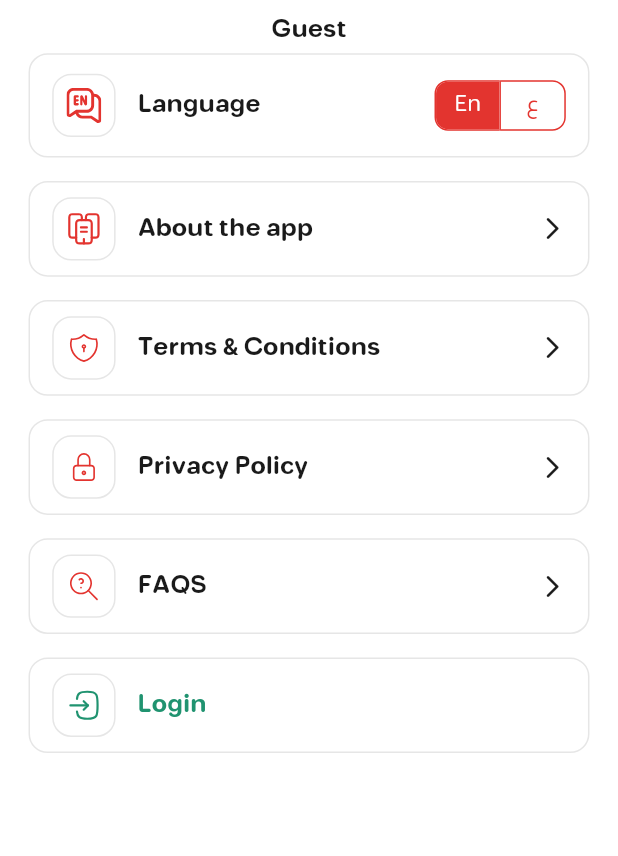
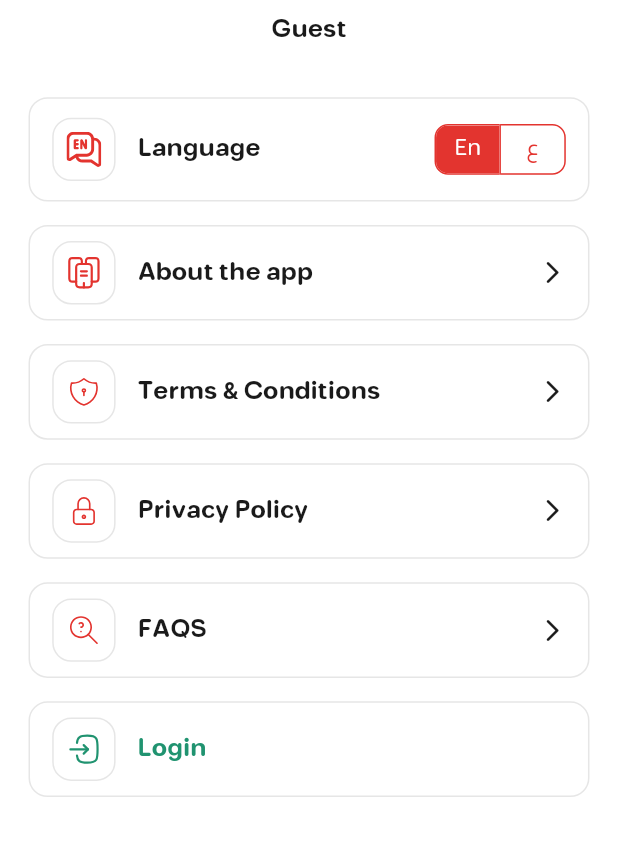
Before and after one commit to MohamedHassan1311/aloo_lahma_mobile_flutter_admin, a Flutter app: the More screen opened directly, on a phone screen of 412 x 824 dp, the part 149-1005 px from its top. Run offline on Flutter 3.47's test engine with Material 3 defaults, Android fonts, the phone set to English and light mode, and no system bars; drawn by our look-alikes of cached_network_image, flutter_animate, toastification; our stand-ins replace app_links, carousel_slider, connectivity_plus, dartz, device_info_plus, dio and 43 more; missing offline and left inert: app_settings, app_tracking_transparency, country_codes, country_flags, country_list_pick, country_state_city and 6 more; accounts and stored records are empty; network calls fail; project files that could hold a hidden picture were left out.

Commit message:
first push

```diff
--- a/assets/language/ar.json
+++ b/assets/language/ar.json
@@ -710,5 +710,8 @@
   "order_status": "حالة الطلب",
   "from_wallet": "من المحفظة",
   "remaining_amount": "المبلغ المتبقي",
-  "cashback": "كاشباك"
+  "cashback": "كاشباك",
+  "account_number":"رقم الحساب",
+  "bank_transfer_image": "صورة التحويل بنكي",
+  "waiting_bank_transfer_image": "في انتظار صورة التحويل بنكي"
 }
--- a/assets/language/en.json
+++ b/assets/language/en.json
@@ -710,5 +710,8 @@
   "order_status": "Order Status",
   "from_wallet": "From Wallet",
   "remaining_amount": "Remaining Amount",
-  "cashback": "Cashback"
+  "cashback": "Cashback",
+  "account_number": "Account Number",
+  "bank_transfer_image": "Bank Transfer Image",
+  "waiting_bank_transfer_image": "Waiting Bank Transfer Image"
 }
--- a/lib/data/api/end_points.dart
+++ b/lib/data/api/end_points.dart
@@ -1,17 +1,14 @@
 import 'package:flutter_dotenv/flutter_dotenv.dart';
 
 class EndPoints {
-  static const bool isProductionEnv = true;
-  static String domain =
-      dotenv.env['DOMAIN_${isProductionEnv ? "PRO" : "DEV"}'] ?? "";
-  static String baseUrl =
-      dotenv.env['BASE_URL_${isProductionEnv ? "PRO" : "DEV"}'] ?? "";
+  static const bool isProductionEnv = false;
+  static String domain = dotenv.env['DOMAIN_${isProductionEnv ? "PRO" : "DEV"}'] ?? "";
+  static String baseUrl = dotenv.env['BASE_URL_${isProductionEnv ? "PRO" : "DEV"}'] ?? "";
   static String apiKey = dotenv.env['API_KEY'] ?? "";
   static chatPort(id) => '${dotenv.env['CHAT_PORT']}$id';
   static String googleMapsBaseUrl = dotenv.env['GOOGLE_MAPS_BASE_URL'] ?? "";
-  static const String generalTopic =
-      isProductionEnv ? 'aloo_lahma_admin' : 't_aloo_lahma';
-  static String userTypeTopic(type) => isProductionEnv ? 'type' : 't_$type';
+  static const String generalTopic = isProductionEnv ? 'aloo_lahma_admin' : 't_aloo_lahma_admin';
+  static String userTypeTopic(type) => isProductionEnv ? '$type' : 't_$type';
   static specificTopic(id) => isProductionEnv ? '$id' : 't_$id';
 
   ///Auth
@@ -38,7 +35,8 @@ class EndPoints {
 
   ///Notification
   static String notifications(userType) => '$userType/notifications';
-  static String readNotification(userType, id) => '$userType/notifications/read/$id';
+  static String readNotification(userType, id) =>
+      '$userType/notifications/read/$id';
   static deleteNotification(id) => 'notifications/$id';
 
   ///Orders
--- a/lib/data/config/di.dart
+++ b/lib/data/config/di.dart
@@ -17,7 +17,6 @@ import '../../features/change_password/repo/change_password_repo.dart';
 import '../../features/edit_profile/repo/edit_profile_repo.dart';
 import '../../features/faqs/repo/faqs_repo.dart';
 import '../../features/order_details/repo/order_details_repo.dart';
-import '../../features/orders/bloc/orders_bloc.dart';
 import '../../features/orders/repo/orders_repo.dart';
 import '../../features/setting/repo/settings_repo.dart';
 import '../../main_blocs/country_states_bloc.dart';
@@ -138,7 +137,6 @@ Future<void> init() async {
   sl.registerLazySingleton(() => DashboardBloc());
   sl.registerLazySingleton(() => ProfileBloc(repo: sl()));
   sl.registerLazySingleton(() => UserBloc(repo: sl()));
-  sl.registerLazySingleton(() => OrdersBloc(repo: sl(), internetConnection: sl()));
 
   ///Log out
   sl.registerLazySingleton(() => LogoutBloc(repo: sl()));
--- a/lib/data/config/provider.dart
+++ b/lib/data/config/provider.dart
@@ -1,7 +1,5 @@
 import 'package:aloo_lahma_admin/data/config/di.dart' as di;
 import 'package:flutter_bloc/flutter_bloc.dart' show BlocProvider;
-import 'package:aloo_lahma_admin/features/orders/bloc/orders_bloc.dart';
-
 
 import 'package:aloo_lahma_admin/main_blocs/user_bloc.dart';
 
@@ -20,8 +18,6 @@ abstract class ProviderList {
     BlocProvider<SettingsBloc>(create: (_) => di.sl<SettingsBloc>()),
     BlocProvider<ProfileBloc>(create: (_) => di.sl<ProfileBloc>()),
     BlocProvider<UserBloc>(create: (_) => di.sl<UserBloc>()),
-    ///Orders
-    BlocProvider<OrdersBloc>(create: (_) => di.sl<OrdersBloc>()),
     ///Log out
     BlocProvider<LogoutBloc>(create: (_) => di.sl<LogoutBloc>()),
   ];
--- a/lib/features/auth/login/repo/login_repo.dart
+++ b/lib/features/auth/login/repo/login_repo.dart
@@ -15,7 +15,7 @@ class LoginRepo extends BaseRepo {
 
   saveUserData(json) {
     if (!kDebugMode) {
-      subscribeToTopic(id: "${json["id"]}", userType: json["type"]);
+      subscribeToTopic(id: "${json["id"]}", userType: userType);
     }
     sharedPreferences.setString(AppStorageKey.userId, "${json["id"]}");
     sharedPreferences.setString(AppStorageKey.userData, jsonEncode(json));
--- a/lib/features/more/page/more.dart
+++ b/lib/features/more/page/more.dart
@@ -1,6 +1,5 @@
 import 'package:aloo_lahma_admin/app/core/dimensions.dart';
 import 'package:aloo_lahma_admin/app/localization/language_constant.dart';
-import 'package:aloo_lahma_admin/components/custom_app_bar.dart';
 import 'package:flutter/material.dart';
 import 'package:flutter_bloc/flutter_bloc.dart';
 import 'package:aloo_lahma_admin/app/core/app_state.dart';
@@ -43,17 +42,14 @@ class _MoreState extends State<More> {
     return Scaffold(
       body: BlocBuilder<LanguageBloc, AppState>(
         builder: (context, state) {
-          return Stack(
-            children: [
-              CustomAppBar(withBack: false),
-              SafeArea(
+          return SafeArea(
             child: Column(
               children: [
                 ///Profile Card
                 Center(
                   child: Padding(
-                        padding: EdgeInsets.only(
-                            top: Dimensions.PADDING_SIZE_EXTRA_LARGE.h),
+                    padding: EdgeInsets.symmetric(
+                        vertical: Dimensions.PADDING_SIZE_EXTRA_LARGE.h),
                     child: const ProfileCard(),
                   ),
                 ),
@@ -81,8 +77,8 @@ class _MoreState extends State<More> {
                             BlocProvider(
                               create: (context) => TurnNotificationsBloc(
                                   repo: sl<NotificationsRepo>()),
-                                  child: BlocBuilder<TurnNotificationsBloc,
-                                      AppState>(
+                              child:
+                                  BlocBuilder<TurnNotificationsBloc, AppState>(
                                 builder: (context, state) {
                                   return TurnButton(
                                     onTap: () => CustomNavigator.push(
@@ -109,8 +105,8 @@ class _MoreState extends State<More> {
                               title: getTranslated("change_password",
                                   context: context),
                               icon: SvgImages.lockIcon,
-                                  onTap: () => CustomNavigator.push(
-                                      Routes.changePassword),
+                              onTap: () =>
+                                  CustomNavigator.push(Routes.changePassword),
                             ),
                           ],
 
@@ -131,8 +127,7 @@ class _MoreState extends State<More> {
                             title: getTranslated("about_the_app",
                                 context: context),
                             icon: SvgImages.aboutUs,
-                                onTap: () =>
-                                    CustomNavigator.push(Routes.aboutUs),
+                            onTap: () => CustomNavigator.push(Routes.aboutUs),
                           ),
 
                           ///Terms && Conditions
@@ -148,8 +143,7 @@ class _MoreState extends State<More> {
                             title: getTranslated("privacy_policy",
                                 context: context),
                             icon: SvgImages.lockIcon,
-                                onTap: () =>
-                                    CustomNavigator.push(Routes.privacy),
+                            onTap: () => CustomNavigator.push(Routes.privacy),
                           ),
 
                           ///FAQS
@@ -167,8 +161,6 @@ class _MoreState extends State<More> {
                 ),
               ],
             ),
-              ),
-            ],
           );
         },
       ),
--- a/lib/features/orders/widgets/orders_header.dart
+++ b/lib/features/orders/widgets/orders_header.dart
@@ -9,7 +9,6 @@ import '../../../app/core/app_state.dart';
 import '../../../app/core/styles.dart';
 import '../../../app/core/text_styles.dart';
 import '../../../app/localization/language_constant.dart';
-import '../../../data/config/di.dart';
 import '../bloc/orders_bloc.dart';
 
 class OrdersHeader extends StatefulWidget {
@@ -26,7 +25,7 @@ class _OrdersHeaderState extends State<OrdersHeader> {
   Widget build(BuildContext context) {
     return BlocBuilder<OrdersBloc, AppState>(builder: (context, state) {
       return StreamBuilder(
-        stream: sl<OrdersBloc>().goingDownStream,
+        stream:  context.read<OrdersBloc>().goingDownStream,
         builder: (context, snapshot) {
           return AnimatedCrossFade(
             crossFadeState: snapshot.data == true
--- a/lib/main_page/page/dashboard.dart
+++ b/lib/main_page/page/dashboard.dart
@@ -57,7 +57,6 @@ class _DashBoardState extends State<DashBoard> {
     sl<UserBloc>().add(Click());
     if (UserBloc.instance.isLogin) {
       sl<ProfileBloc>().add(Get());
-      sl<OrdersBloc>().add(Click(arguments: SearchEngine()));
     }
   }
 
--- a/lib/main_page/widget/nav_bar.dart
+++ b/lib/main_page/widget/nav_bar.dart
@@ -45,7 +45,7 @@ class NavBar extends StatelessWidget {
                 Expanded(
                   child: BottomNavBarItem(
                     label: getTranslated("more", context: context),
-                    svgIcon: SvgImages.setting,
+                    svgIcon: SvgImages.moreIcon,
                     isSelected: (snapshot.data ?? 0) == 1,
                     onTap: () {
                       DashboardBloc.instance.updateSelectIndex(1);
```
Also changed, not shown: lib/app/notifications/firebase_notification_helper.dart (+2 -5 lines), lib/features/order_details/page/order_details_page.dart (+9 -0 lines), lib/features/order_details/widgets/order_payment_method.dart (+23 -0 lines), lib/features/orders/page/orders_page.dart (+12 -5 lines), lib/features/orders/widgets/order_tabs.dart (+3 -4 lines), lib/features/orders/widgets/orders_body.dart (+9 -6 lines), assets/svgs/mail.svg, firebase.json, 1 other file. Lines whose indentation alone changed are shown as unchanged.
